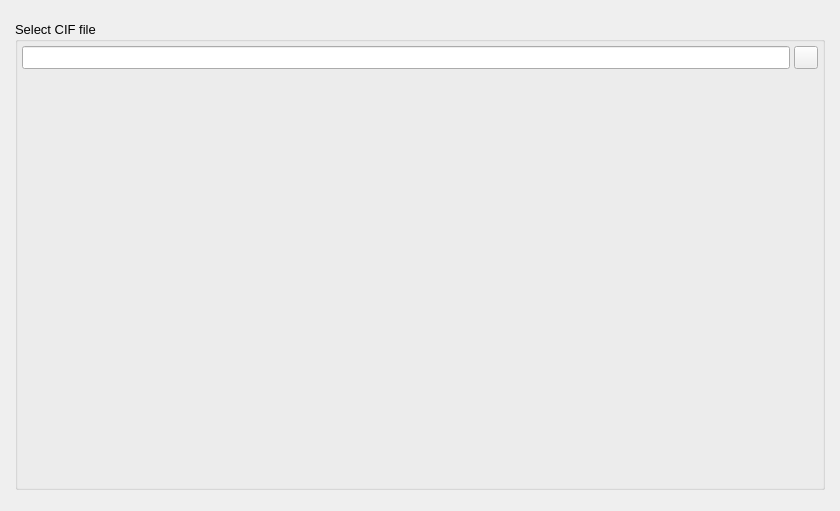
Before: the Qt Designer form src/gui/importCIFDialog.ui in disorderedmaterials/dissolve, drawn with Qt 5.
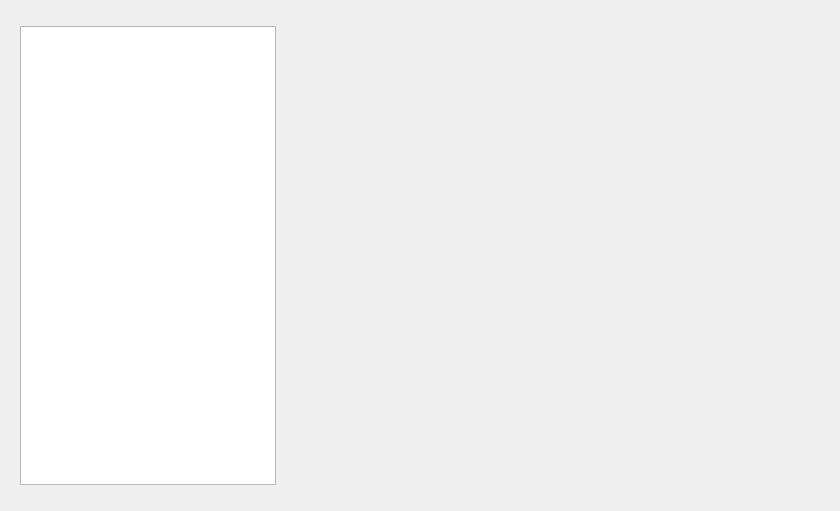
After: the same form once the commit is applied. The open tabs and pages were chosen to show the change. Icons and pictures are not drawn. Custom widgets are drawn as their Qt base class.

Commit message: Show distinct species

What changed in the file:
```diff
--- a/src/gui/importCIFDialog.ui
+++ b/src/gui/importCIFDialog.ui
@@ -754,7 +754,23 @@
        </item>
       </layout>
      </widget>
-     <widget class="QWidget" name="ImportCIFMolecularPage"/>
+     <widget class="QWidget" name="ImportCIFDistinctSpeciesPage">
+      <layout class="QHBoxLayout" name="horizontalLayout_15">
+       <item>
+        <widget class="QListView" name="SpeciesList"/>
+       </item>
+       <item>
+        <widget class="SpeciesWidget" name="ViewerWidget" native="true">
+         <property name="sizePolicy">
+          <sizepolicy hsizetype="Expanding" vsizetype="Expanding">
+           <horstretch>3</horstretch>
+           <verstretch>2</verstretch>
+          </sizepolicy>
+         </property>
+        </widget>
+       </item>
+      </layout>
+     </widget>
      <widget class="QWidget" name="ImportCIFSupercellPage">
       <layout class="QHBoxLayout" name="horizontalLayout_11">
        <property name="spacing">
@@ -1718,6 +1734,12 @@
    <header>gui/configurationViewerWidget.h</header>
    <container>1</container>
   </customwidget>
+  <customwidget>
+   <class>SpeciesWidget</class>
+   <extends>QWidget</extends>
+   <header>gui/speciesWidget.h</header>
+   <container>1</container>
+  </customwidget>
  </customwidgets>
  <resources>
   <include location="main.qrc"/>
```
The commit also changes 3 other files.
